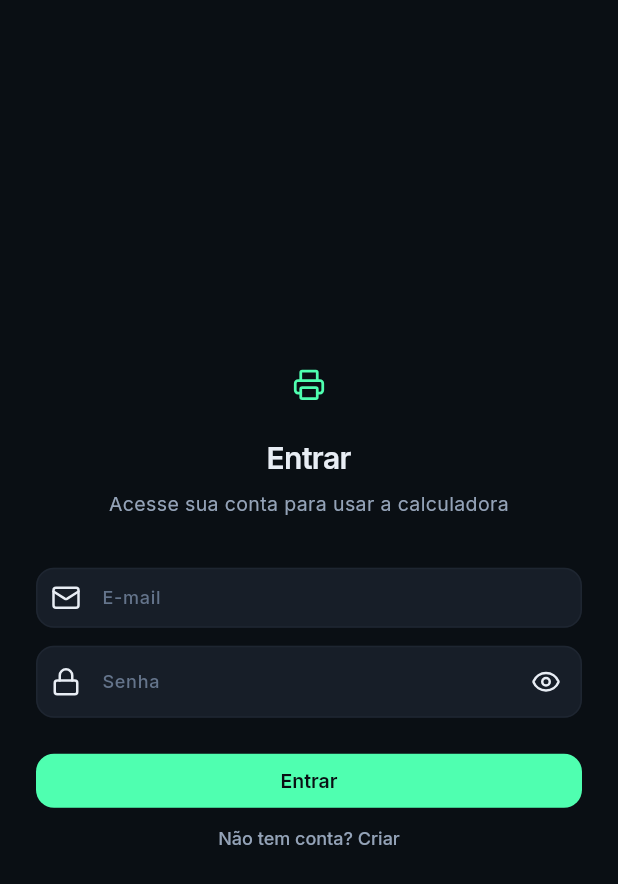
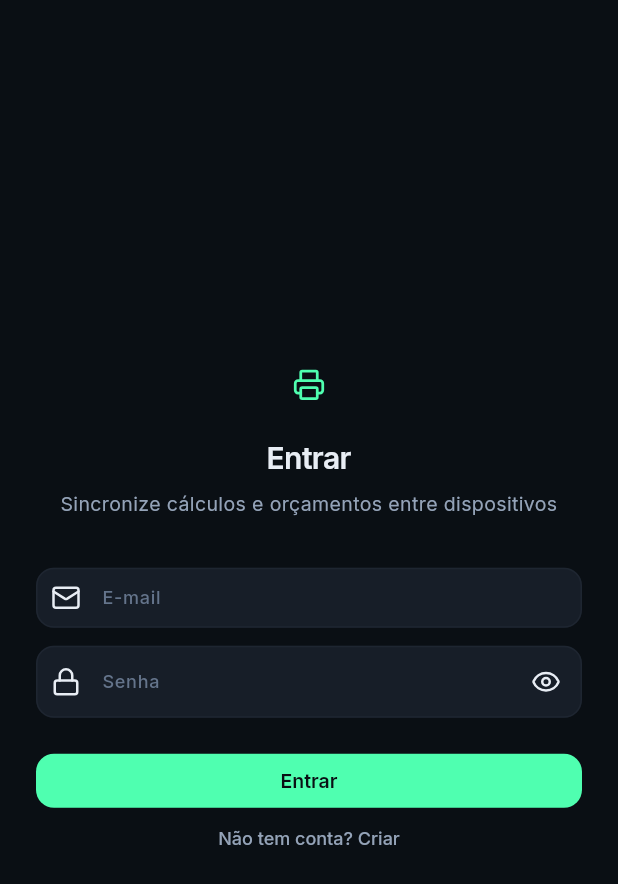
Before and after one commit to Kdastudio/calculator3d, a Flutter app: the screen it shows after launch, on a phone screen of 412 x 824 dp. Shown: the top 884 px of the screen. Run offline on Flutter 3.47's test engine with Material 3 defaults, Android fonts, the phone set to English and light mode, and no system bars; our stand-ins replace file_picker, fl_chart, flutter_dotenv, google_fonts, lucide_icons_flutter, pdf and 3 more; accounts and stored records are empty.

Commit message:
fix: alinhar tela de login e remover referências ao modo convidado
Atualiza subtítulo da tela de entrada, documentação e teste que garante ausência do botão continuar sem conta.

Co-authored-by: Cursor <cursoragent@cursor.com>

```diff
--- a/lib/presentation/screens/login_screen.dart
+++ b/lib/presentation/screens/login_screen.dart
@@ -76,7 +76,9 @@ class _LoginScreenState extends State<LoginScreen> {
                 ),
                 const SizedBox(height: 8),
                 Text(
-                  'Acesse sua conta para usar a calculadora',
+                  _isRegister
+                      ? 'Crie sua conta para salvar e sincronizar seus dados'
+                      : 'Sincronize cálculos e orçamentos entre dispositivos',
                   style: Theme.of(context).textTheme.bodyMedium,
                   textAlign: TextAlign.center,
                 ),
```
Also changed, not shown: 2 other files.
